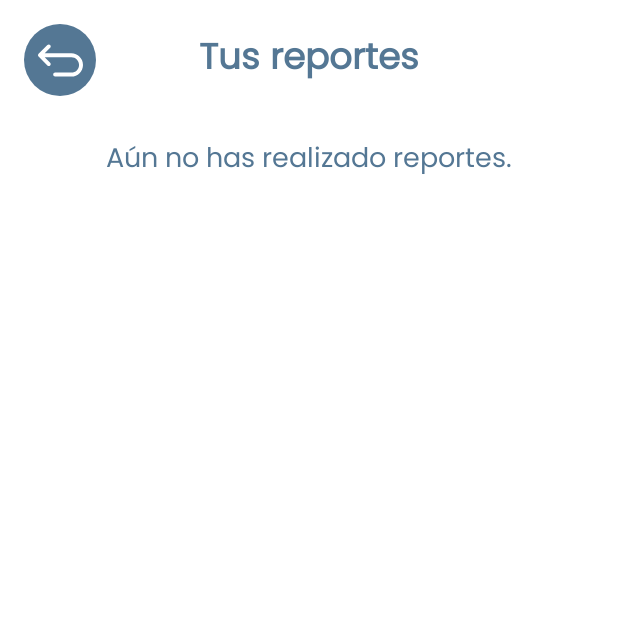
After one commit to OscarNohGarma/fix-calkini-android-studio-java, an Android app: the ReportesActivity screen opened directly, with no data from a screen before it, on a phone screen of 412 x 824 dp, the top half of it. The commit adds this screen. Run offline under Robolectric (Android 15) with nearby library versions, the light colour scheme and no system bars.

Commit message:
Add reportes ativity

```diff
--- a/app/src/main/AndroidManifest.xml
+++ b/app/src/main/AndroidManifest.xml
@@ -16,6 +16,9 @@
         android:supportsRtl="true"
         android:theme="@style/Theme.FixCalkini"
         tools:targetApi="31">
+        <activity
+            android:name=".ReportesActivity"
+            android:exported="false" />
         <activity
             android:name=".LoginActivity"
             android:exported="false" />
--- a/app/src/main/java/com/example/fixcalkini/LoginActivity.java
+++ b/app/src/main/java/com/example/fixcalkini/LoginActivity.java
@@ -20,11 +20,12 @@ public class LoginActivity extends AppCompatActivity {
         setContentView(R.layout.activity_login);
 
         viewImg = findViewById(R.id.idcarrite);
-        btnLogin = findViewById(R.id.btn_inicio); // 🔹 Inicializar aquí
+        btnLogin = findViewById(R.id.btn_inicio); //
 
         Animation fromTop = AnimationUtils.loadAnimation(this, R.anim.anim_from_top);
         viewImg.startAnimation(fromTop);
 
+        // Ir a Main
         btnLogin.setOnClickListener(new View.OnClickListener() {
             @Override
             public void onClick(View v) {
--- /dev/null
+++ b/app/src/main/java/com/example/fixcalkini/ReportesActivity.java
@@ -0,0 +1,25 @@
+package com.example.fixcalkini;
+
+import android.os.Bundle;
+import android.widget.ImageButton;
+
+import androidx.activity.EdgeToEdge;
+import androidx.appcompat.app.AppCompatActivity;
+import androidx.core.graphics.Insets;
+import androidx.core.view.ViewCompat;
+import androidx.core.view.WindowInsetsCompat;
+
+public class ReportesActivity extends AppCompatActivity {
+
+    @Override
+    protected void onCreate(Bundle savedInstanceState) {
+        super.onCreate(savedInstanceState);
+        EdgeToEdge.enable(this);
+        setContentView(R.layout.activity_reportes);
+
+
+        ImageButton btnBack = findViewById(R.id.btnBack);
+
+        btnBack.setOnClickListener(view -> finish());
+    }
+}
--- /dev/null
+++ b/app/src/main/res/drawable/ic_back.xml
@@ -0,0 +1,5 @@
+<vector xmlns:android="http://schemas.android.com/apk/res/android" android:height="30dp" android:viewportHeight="206.11" android:viewportWidth="206.11" android:width="30dp">
+
+    <path android:fillColor="#FFFFFF" android:pathData="M152.77,69.89H30.73l24.97,-24.97c3.52,-3.52 3.52,-9.21 0,-12.73c-3.52,-3.52 -9.21,-3.52 -12.73,0L2.64,72.52c-3.52,3.52 -3.52,9.21 0,12.73l40.33,40.33c1.76,1.76 4.06,2.64 6.36,2.64c2.3,0 4.61,-0.88 6.36,-2.64c3.52,-3.52 3.52,-9.21 0,-12.73l-24.97,-24.97h122.05c19.48,0 35.33,15.85 35.33,35.33s-15.85,35.33 -35.33,35.33H78.53c-4.97,0 -9,4.03 -9,9s4.03,9 9,9h74.24c29.41,0 53.33,-23.93 53.33,-53.33S182.18,69.89 152.77,69.89z"/>
+
+</vector>
--- a/app/src/main/res/layout/activity_login.xml
+++ b/app/src/main/res/layout/activity_login.xml
@@ -47,7 +47,7 @@
                     android:id="@+id/loginText"
                     android:layout_width="match_parent"
                     android:layout_height="wrap_content"
-                    android:text="Inicio"
+                    android:text="FixCalkiní"
                     android:textAlignment="center"
                     android:textColor="@color/grayBlue"
                     android:textSize="36sp"
--- /dev/null
+++ b/app/src/main/res/layout/activity_reportes.xml
@@ -0,0 +1,65 @@
+<?xml version="1.0" encoding="utf-8"?>
+<androidx.constraintlayout.widget.ConstraintLayout xmlns:android="http://schemas.android.com/apk/res/android"
+    xmlns:app="http://schemas.android.com/apk/res-auto"
+    xmlns:tools="http://schemas.android.com/tools"
+    android:layout_width="match_parent"
+    android:layout_height="match_parent"
+    android:background="@color/white"
+    android:fitsSystemWindows="true"
+    tools:context=".ReportesActivity">
+
+    <!-- Botón para regresar -->
+    <ImageButton
+        android:id="@+id/btnBack"
+        android:layout_width="48dp"
+        android:layout_height="48dp"
+        android:layout_margin="16dp"
+        android:background="@drawable/custom_button"
+        android:contentDescription="Regresar"
+        android:src="@drawable/ic_back"
+        app:layout_constraintStart_toStartOf="parent"
+        app:layout_constraintTop_toTopOf="parent" />
+
+    <!-- Título de la pantalla -->
+    <TextView
+        android:id="@+id/txtTitulo"
+        android:layout_width="wrap_content"
+        android:layout_height="wrap_content"
+        android:layout_marginTop="16dp"
+        android:fontFamily="@font/poppins_regular"
+        android:text="Tus reportes"
+        android:textColor="@color/grayBlue"
+        android:textSize="24sp"
+        android:textStyle="bold"
+        app:layout_constraintBottom_toBottomOf="@+id/btnBack"
+        app:layout_constraintEnd_toEndOf="parent"
+        app:layout_constraintStart_toStartOf="parent"
+        app:layout_constraintTop_toTopOf="parent" />
+
+    <!-- Lista de reportes (RecyclerView) -->
+    <androidx.recyclerview.widget.RecyclerView
+        android:id="@+id/recyclerReportes"
+        android:layout_width="match_parent"
+        android:layout_height="0dp"
+        android:visibility="gone"
+        app:layout_constraintTop_toBottomOf="@id/txtTitulo"
+        app:layout_constraintStart_toStartOf="parent"
+        app:layout_constraintEnd_toEndOf="parent"
+        app:layout_constraintBottom_toBottomOf="parent"
+        android:layout_margin="16dp" />
+
+    <!-- Mensaje si no hay reportes -->
+    <TextView
+        android:id="@+id/txtSinReportes"
+        android:layout_width="wrap_content"
+        android:layout_height="wrap_content"
+        android:text="Aún no has realizado reportes."
+        android:textSize="18sp"
+        android:textColor="@color/grayBlue"
+        android:visibility="visible"
+        app:layout_constraintTop_toBottomOf="@id/txtTitulo"
+        app:layout_constraintStart_toStartOf="parent"
+        app:layout_constraintEnd_toEndOf="parent"
+        android:layout_marginTop="32dp" />
+
+</androidx.constraintlayout.widget.ConstraintLayout>
```
Also changed, not shown: app/src/main/java/com/example/fixcalkini/MainActivity.java (+14 -1 lines), app/src/main/res/drawable/menu.xml (added, +9 -0 lines), app/src/main/res/layout/activity_main.xml (+18 -35 lines).
